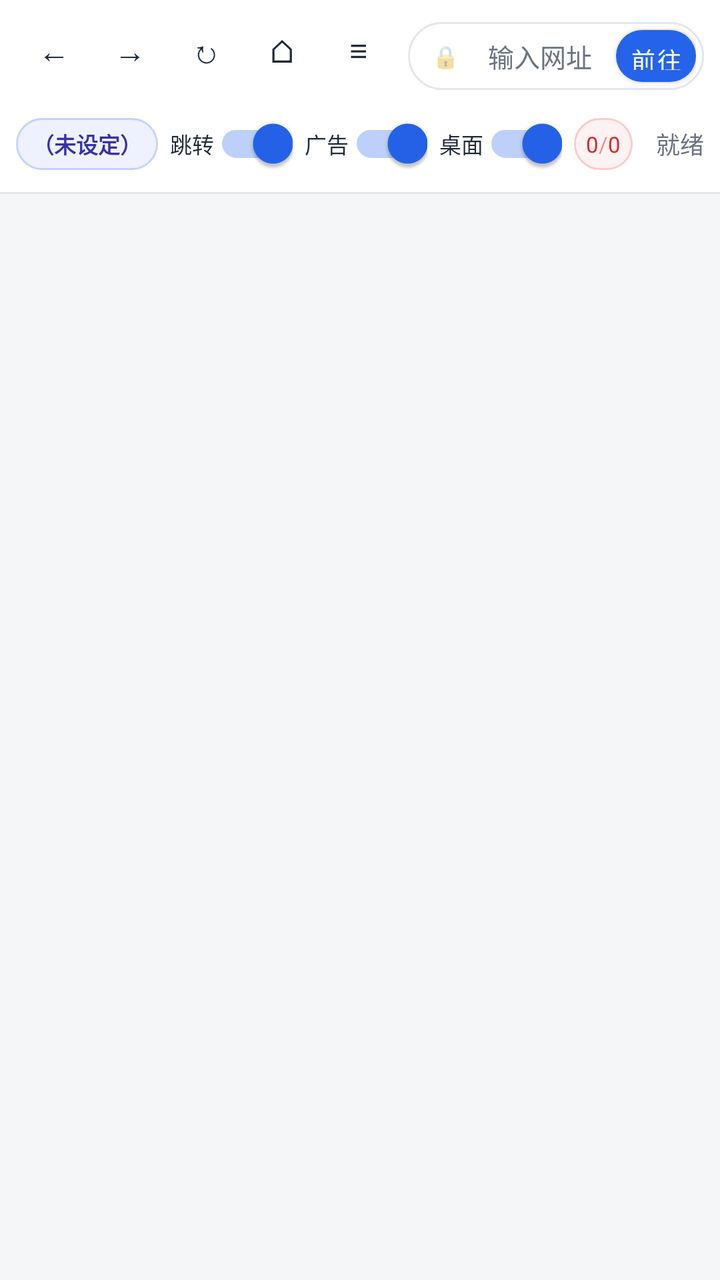
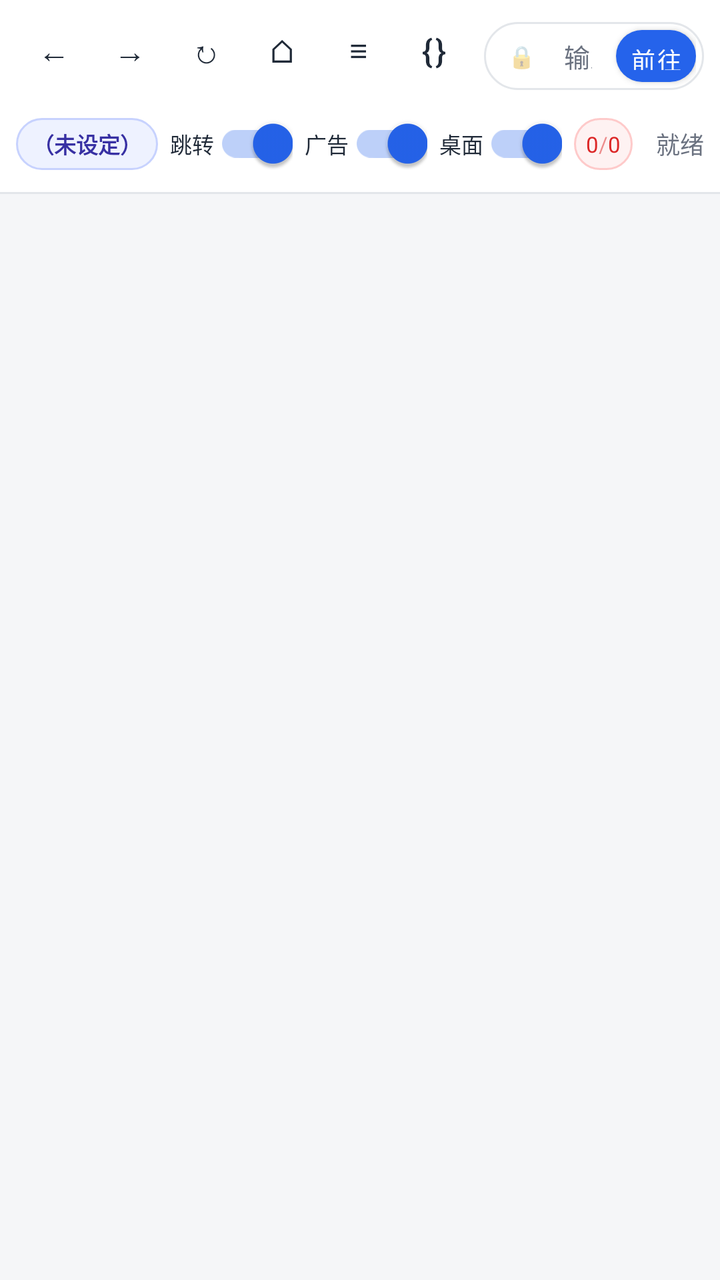

The first picture is an Android layout as it rendered before a commit; the second is the same layout after the commit. The layout source and the unified diff follow.
<!-- AndroidManifest.xml: application theme Theme.SiteLockBrowser -->
<!-- res/layout/activity_main.xml -->
<?xml version="1.0" encoding="utf-8"?>
<LinearLayout xmlns:android="http://schemas.android.com/apk/res/android"
    android:layout_width="match_parent"
    android:layout_height="match_parent"
    android:orientation="vertical"
    android:background="@color/bg">

    
    <LinearLayout
        android:layout_width="match_parent"
        android:layout_height="wrap_content"
        android:orientation="vertical"
        android:background="@color/bar_bg"
        android:padding="8dp">

        
        <LinearLayout
            android:layout_width="match_parent"
            android:layout_height="40dp"
            android:orientation="horizontal"
            android:gravity="center_vertical">

            <LinearLayout
                android:layout_width="wrap_content"
                android:layout_height="match_parent"
                android:orientation="horizontal">

                <Button
                    android:id="@+id/btnBack"
                    style="@style/NavButton"
                    android:text="←" />

                <Button
                    android:id="@+id/btnForward"
                    style="@style/NavButton"
                    android:text="→" />

                <Button
                    android:id="@+id/btnReload"
                    style="@style/NavButton"
                    android:text="↻" />

                <Button
                    android:id="@+id/btnHome"
                    style="@style/NavButton"
                    android:text="⌂" />

                <Button
                    android:id="@+id/btnHistory"
                    style="@style/NavButton"
                    android:text="≡" />
            </LinearLayout>

            <FrameLayout
                android:layout_width="0dp"
                android:layout_height="34dp"
                android:layout_weight="1"
                android:layout_marginStart="6dp"
                android:background="@drawable/addr_bg"
                android:paddingStart="12dp"
                android:paddingEnd="4dp">

                <TextView
                    android:id="@+id/lockIcon"
                    android:layout_width="wrap_content"
                    android:layout_height="match_parent"
                    android:gravity="center"
                    android:text="🔒"
                    android:textSize="11sp"
                    android:alpha="0.7"
                    android:layout_gravity="start|center_vertical" />

                <EditText
                    android:id="@+id/urlInput"
                    android:layout_width="match_parent"
                    android:layout_height="match_parent"
                    android:layout_marginStart="22dp"
                    android:layout_marginEnd="46dp"
                    android:background="@null"
                    android:hint="@string/hint_url"
                    android:textColorHint="@color/muted"
                    android:textSize="13sp"
                    android:textColor="@color/text"
                    android:inputType="textUri"
                    android:imeOptions="actionGo"
                    android:singleLine="true"
                    android:paddingStart="6dp"
                    android:paddingEnd="6dp" />

                <Button
                    android:id="@+id/btnGo"
                    android:layout_width="40dp"
                    android:layout_height="26dp"
                    android:layout_gravity="end|center_vertical"
                    android:background="@drawable/go_btn_bg"
                    android:text="@string/go"
                    android:textColor="@color/white"
                    android:textSize="12sp"
                    android:minWidth="0dp"
                    android:minHeight="0dp"
                    android:padding="0dp" />
            </FrameLayout>
        </LinearLayout>

        
        <LinearLayout
            android:layout_width="match_parent"
            android:layout_height="32dp"
            android:layout_marginTop="8dp"
            android:orientation="horizontal"
            android:gravity="center_vertical">

            <LinearLayout
                android:layout_width="wrap_content"
                android:layout_height="26dp"
                android:orientation="horizontal"
                android:gravity="center_vertical"
                android:background="@drawable/chip_bg"
                android:paddingStart="8dp"
                android:paddingEnd="8dp">

                <TextView
                    android:id="@+id/homeDomain"
                    android:layout_width="wrap_content"
                    android:layout_height="wrap_content"
                    android:text="@string/home_none"
                    android:textColor="@color/chip_text"
                    android:textSize="11sp"
                    android:textStyle="bold"
                    android:maxWidth="100dp"
                    android:singleLine="true"
                    android:ellipsize="end" />
            </LinearLayout>

            <androidx.appcompat.widget.SwitchCompat
                android:id="@+id/toggleRedirects"
                android:layout_width="wrap_content"
                android:layout_height="26dp"
                android:layout_marginStart="6dp"
                android:checked="true"
                android:text="@string/toggle_redirects_short"
                android:textSize="11sp"
                android:textColor="@color/text" />

            <androidx.appcompat.widget.SwitchCompat
                android:id="@+id/toggleAds"
                android:layout_width="wrap_content"
                android:layout_height="26dp"
                android:layout_marginStart="6dp"
                android:checked="true"
                android:text="@string/toggle_ads_short"
                android:textSize="11sp"
                android:textColor="@color/text" />

            <androidx.appcompat.widget.SwitchCompat
                android:id="@+id/toggleDesktop"
                android:layout_width="wrap_content"
                android:layout_height="26dp"
                android:layout_marginStart="6dp"
                android:checked="true"
                android:text="@string/toggle_desktop_short"
                android:textSize="11sp"
                android:textColor="@color/text" />

            <LinearLayout
                android:id="@+id/countsBox"
                android:layout_width="wrap_content"
                android:layout_height="26dp"
                android:orientation="horizontal"
                android:gravity="center_vertical"
                android:layout_marginStart="6dp"
                android:background="@drawable/count_bg"
                android:paddingStart="6dp"
                android:paddingEnd="6dp"
                android:clickable="true"
                android:focusable="true">

                <TextView
                    android:id="@+id/redirectCount"
                    android:layout_width="wrap_content"
                    android:layout_height="wrap_content"
                    android:text="0"
                    android:textColor="@color/danger"
                    android:textSize="11sp" />

                <TextView
                    android:layout_width="wrap_content"
                    android:layout_height="wrap_content"
                    android:text="/"
                    android:textColor="@color/danger"
                    android:textSize="11sp"
                    android:alpha="0.5" />

                <TextView
                    android:id="@+id/adCount"
                    android:layout_width="wrap_content"
                    android:layout_height="wrap_content"
                    android:text="0"
                    android:textColor="@color/danger"
                    android:textSize="11sp" />
            </LinearLayout>

            <TextView
                android:id="@+id/statusText"
                android:layout_width="0dp"
                android:layout_height="match_parent"
                android:layout_weight="1"
                android:gravity="end|center_vertical"
                android:text="@string/status_ready"
                android:textColor="@color/muted"
                android:textSize="12sp"
                android:singleLine="true"
                android:ellipsize="end"
                android:paddingStart="8dp" />
        </LinearLayout>
    </LinearLayout>

    <View
        android:layout_width="match_parent"
        android:layout_height="1dp"
        android:background="@color/border" />

    
    <FrameLayout
        android:id="@+id/webContainer"
        android:layout_width="match_parent"
        android:layout_height="match_parent" />

</LinearLayout>
<!-- resources referenced by this layout -->
<resources>
  <color name="bar_bg">#FFFFFF</color>
  <color name="bg">#F5F6F8</color>
  <color name="border">#E3E6EA</color>
  <color name="chip_text">#3730A3</color>
  <color name="danger">#DC2626</color>
  <color name="muted">#6B7280</color>
  <color name="text">#1F2937</color>
  <color name="white">#FFFFFF</color>
  <!-- drawable addr_bg (drawable) -->
  <?xml version="1.0" encoding="utf-8"?>
  <shape xmlns:android="http://schemas.android.com/apk/res/android" android:shape="rectangle">
      <solid android:color="@color/white" />
      <stroke android:width="1dp" android:color="@color/border" />
      <corners android:radius="17dp" />
  </shape>
  <!-- drawable chip_bg (drawable) -->
  <?xml version="1.0" encoding="utf-8"?>
  <shape xmlns:android="http://schemas.android.com/apk/res/android" android:shape="rectangle">
      <solid android:color="@color/chip_bg" />
      <stroke android:width="1dp" android:color="@color/chip_border" />
      <corners android:radius="13dp" />
  </shape>
  <!-- drawable count_bg (drawable) -->
  <?xml version="1.0" encoding="utf-8"?>
  <shape xmlns:android="http://schemas.android.com/apk/res/android" android:shape="rectangle">
      <solid android:color="@color/count_bg" />
      <stroke android:width="1dp" android:color="@color/count_border" />
      <corners android:radius="13dp" />
  </shape>
  <!-- drawable go_btn_bg (drawable) -->
  <?xml version="1.0" encoding="utf-8"?>
  <shape xmlns:android="http://schemas.android.com/apk/res/android" android:shape="rectangle">
      <solid android:color="@color/accent" />
      <corners android:radius="13dp" />
  </shape>
  <string name="go">前往</string>
  <string name="hint_url">输入网址，该域名将作为「本网站」</string>
  <string name="home_none">（未设定）</string>
  <string name="status_ready">就绪</string>
  <string name="toggle_ads_short">广告</string>
  <string name="toggle_desktop_short">桌面</string>
  <string name="toggle_redirects_short">跳转</string>
  <style name="NavButton">
          <item name="android:layout_width">34dp</item>
          <item name="android:layout_height">34dp</item>
          <item name="android:layout_marginStart">2dp</item>
          <item name="android:layout_marginEnd">2dp</item>
          <item name="android:minWidth">0dp</item>
          <item name="android:minHeight">0dp</item>
          <item name="android:padding">0dp</item>
          <item name="android:background">?attr/selectableItemBackgroundBorderless</item>
          <item name="android:textSize">16sp</item>
          <item name="android:textColor">@color/text</item>
      </style>
  <style name="Theme.SiteLockBrowser" parent="Theme.MaterialComponents.Light.NoActionBar">
          <item name="colorPrimary">@color/accent</item>
          <item name="colorPrimaryDark">@color/accent_dark</item>
          <item name="colorAccent">@color/accent</item>
          <item name="android:windowBackground">@color/bg</item>
          <item name="android:statusBarColor">@color/bar_bg</item>
          <item name="android:windowLightStatusBar">true</item>
      </style>
  <color name="chip_bg">#EEF2FF</color>
  <color name="chip_border">#C7D2FE</color>
  <color name="count_bg">#FEF2F2</color>
  <color name="count_border">#FECACA</color>
  <color name="accent">#2563EB</color>
  <color name="accent_dark">#1D4ED8</color>
</resources>

<!-- the commit's change to res/layout/activity_main.xml (unified diff, before → after) -->
@@ -49,6 +49,11 @@
                     android:id="@+id/btnHistory"
                     style="@style/NavButton"
                     android:text="≡" />
+
+                <Button
+                    android:id="@+id/btnScripts"
+                    style="@style/NavButton"
+                    android:text="{}" />
             </LinearLayout>
 
             <FrameLayout
